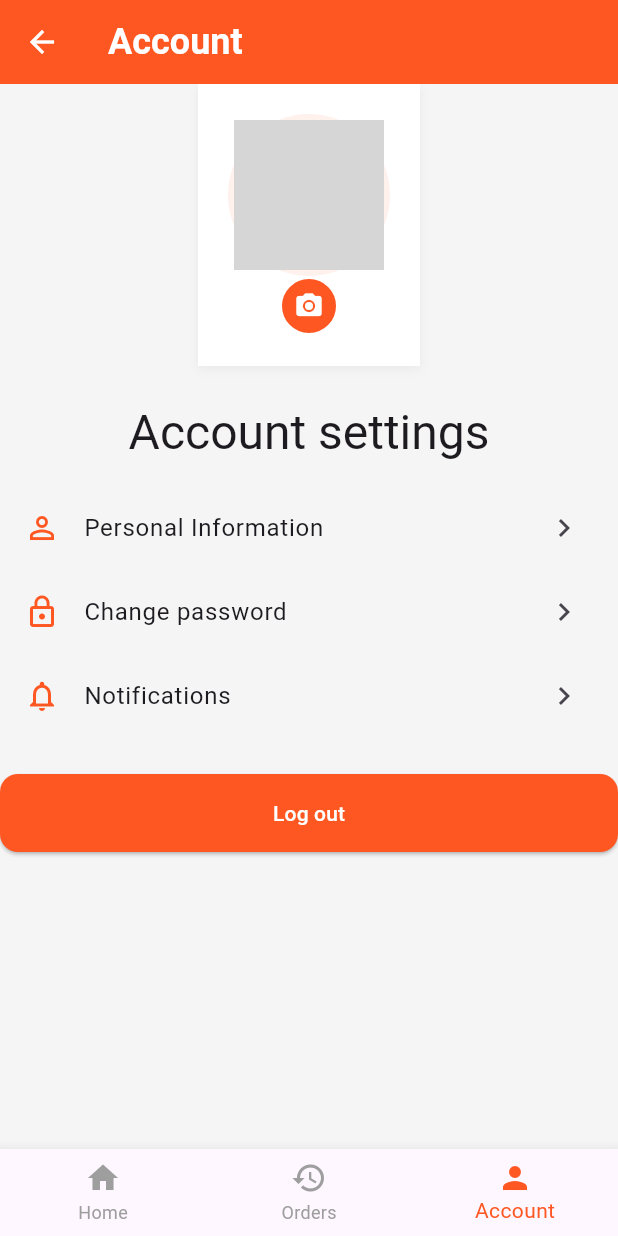
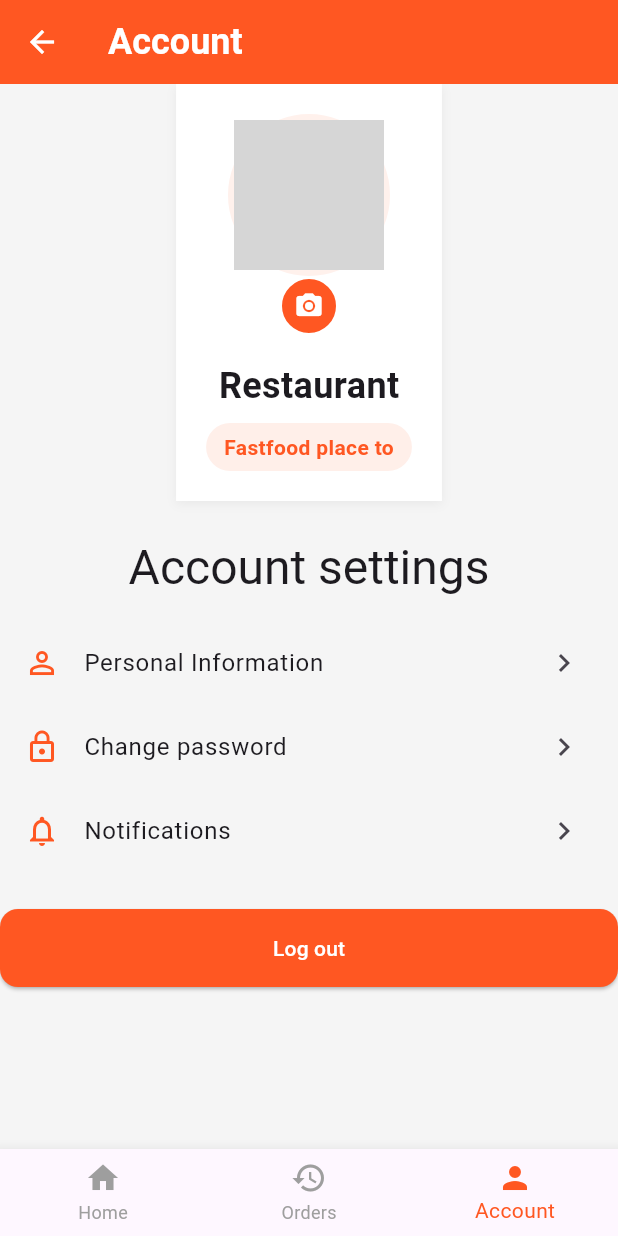
Before and after one commit to KhalilHen/live-orders-app, a Flutter app: the AccountPage screen opened directly, on a phone screen of 412 x 824 dp. Run offline on Flutter 3.47's test engine with Material 3 defaults, Android fonts, the phone set to English and light mode, and no system bars; our stand-ins replace audioplayers, firebase_core, introduction_screen, line_icons, supabase_flutter; accounts and stored records are empty; generated files the repository leaves out were written again; network calls fail; key blocks and very long unbroken strings in the code were emptied for the run; grey boxes are pictures that could not be loaded.

Commit message:
Added restaurant title, and small descrition of  a few words

```diff
--- a/lib/pages/account.dart
+++ b/lib/pages/account.dart
@@ -68,11 +68,31 @@ class AccountPage extends StatelessWidget {
 
               child: const Icon(Icons.camera_alt, color: Colors.white, size: 20,),
               )
+              ),
+              const SizedBox(height: 16,),
+              //* Use this later to display database restaurant name in the future
+              const Text("Restaurant", style: TextStyle(fontSize: 24, fontWeight: FontWeight.bold),),
+              const SizedBox(height: 8,),
+              Container(padding:  const EdgeInsets.symmetric(horizontal: 12, vertical: 6),
+
+                decoration: BoxDecoration(color: Colors.deepOrange.withAlpha(25), borderRadius: BorderRadius.circular(20)
+
+              ),
+                            //* Use this later to display database category or smht similair in the future
+
+              child: const Text("Fastfood place to", style: TextStyle(
+                color: Colors.deepOrange
+                ,
+                // fontWeight: FontWeight.bold
+                // fontWeight: FontWeight.w500
+                fontWeight:  FontWeight.w700
+              ),),
               )
           ],
 
             ),
             ),
+
             const SizedBox(
               height: 24,
             ),
```
